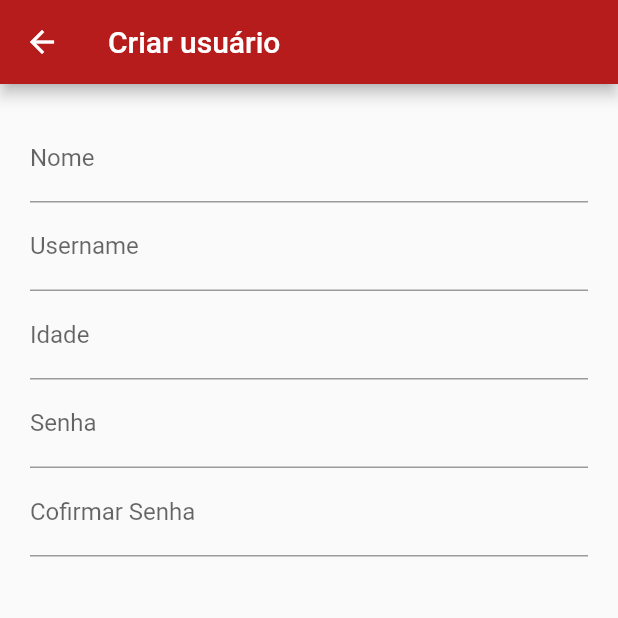
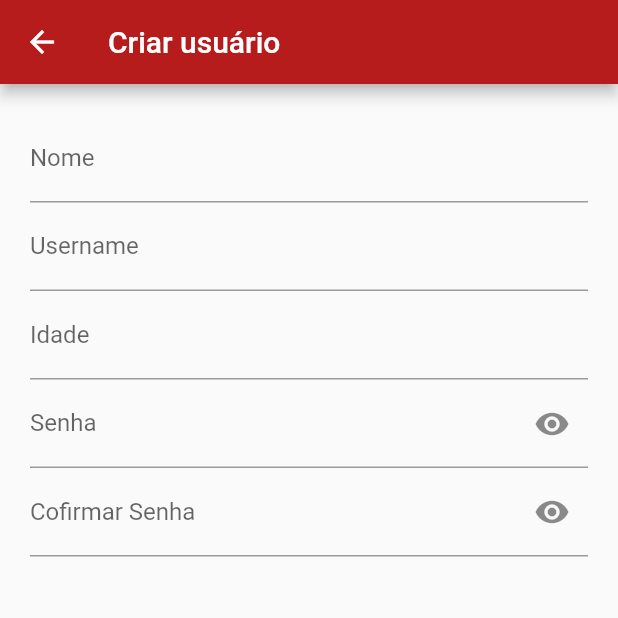
Before and after one commit to kiszewski/car_api_challenge, a Flutter app: the screen it shows after launch, after a tap on "Criar novo usuário", on a phone screen of 412 x 824 dp, the top half of it. Run offline on Flutter 3.47's test engine with Material 2 defaults, Android fonts, the phone set to English and light mode, and no system bars; our stand-ins replace flutter_mobx, mobx, sqflite; accounts and stored records are empty; generated files the repository leaves out were written again.

Commit message:
Add obscure password fields

```diff
--- a/lib/app/pages/login/login_page.dart
+++ b/lib/app/pages/login/login_page.dart
@@ -10,6 +10,16 @@ class LoginPage extends StatefulWidget {
 }
 
 class _LoginPageState extends State<LoginPage> {
+  TextEditingController _password = TextEditingController();
+
+  bool _showPassword = false;
+
+  _toggleShowPassword() {
+    setState(() {
+      _showPassword = !_showPassword;
+    });
+  }
+
   @override
   Widget build(BuildContext context) {
     final controller = Provider.of<LoginController>(context);
@@ -28,9 +38,17 @@ class _LoginPageState extends State<LoginPage> {
                 decoration: InputDecoration(labelText: 'Username'),
               ),
               TextField(
-                controller: TextEditingController(text: ''),
+                controller: _password,
                 onChanged: controller.setPassword,
-                decoration: InputDecoration(labelText: 'Senha'),
+                decoration: InputDecoration(
+                    labelText: 'Senha',
+                    suffixIcon: IconButton(
+                      icon: Icon(_showPassword
+                          ? Icons.visibility_off
+                          : Icons.visibility),
+                      onPressed: _toggleShowPassword,
+                    )),
+                obscureText: _showPassword ? false : true,
               ),
               Container(
                 padding: EdgeInsets.all(16),
--- a/lib/app/pages/sign_up/sign_up_page.dart
+++ b/lib/app/pages/sign_up/sign_up_page.dart
@@ -11,6 +11,25 @@ class SignUpPage extends StatefulWidget {
 }
 
 class _SignUpPageState extends State<SignUpPage> {
+  TextEditingController _password = TextEditingController();
+  TextEditingController _confirmPassword = TextEditingController();
+
+  bool _showPassword = false;
+
+  _toggleShowPassword() {
+    setState(() {
+      _showPassword = !_showPassword;
+    });
+  }
+
+  bool _showConfirmPassword = false;
+
+  _toggleConfirmPassword() {
+    setState(() {
+      _showConfirmPassword = !_showConfirmPassword;
+    });
+  }
+
   @override
   Widget build(BuildContext context) {
     final controller = Provider.of<SignUpController>(context);
@@ -39,14 +58,30 @@ class _SignUpPageState extends State<SignUpPage> {
                 decoration: InputDecoration(labelText: 'Idade'),
               ),
               TextField(
-                controller: TextEditingController(text: ''),
+                controller: _password,
                 onChanged: controller.setPassword,
-                decoration: InputDecoration(labelText: 'Senha'),
+                decoration: InputDecoration(
+                    labelText: 'Senha',
+                    suffixIcon: IconButton(
+                      icon: Icon(_showPassword
+                          ? Icons.visibility_off
+                          : Icons.visibility),
+                      onPressed: _toggleShowPassword,
+                    )),
+                obscureText: _showPassword ? false : true,
               ),
               TextField(
-                controller: TextEditingController(text: ''),
+                controller: _confirmPassword,
                 onChanged: controller.setConfirmPassword,
-                decoration: InputDecoration(labelText: 'Cofirmar Senha'),
+                decoration: InputDecoration(
+                    labelText: 'Cofirmar Senha',
+                    suffixIcon: IconButton(
+                      icon: Icon(_showPassword
+                          ? Icons.visibility_off
+                          : Icons.visibility),
+                      onPressed: _toggleConfirmPassword,
+                    )),
+                obscureText: _showConfirmPassword ? false : true,
               ),
             ],
           ),
```
